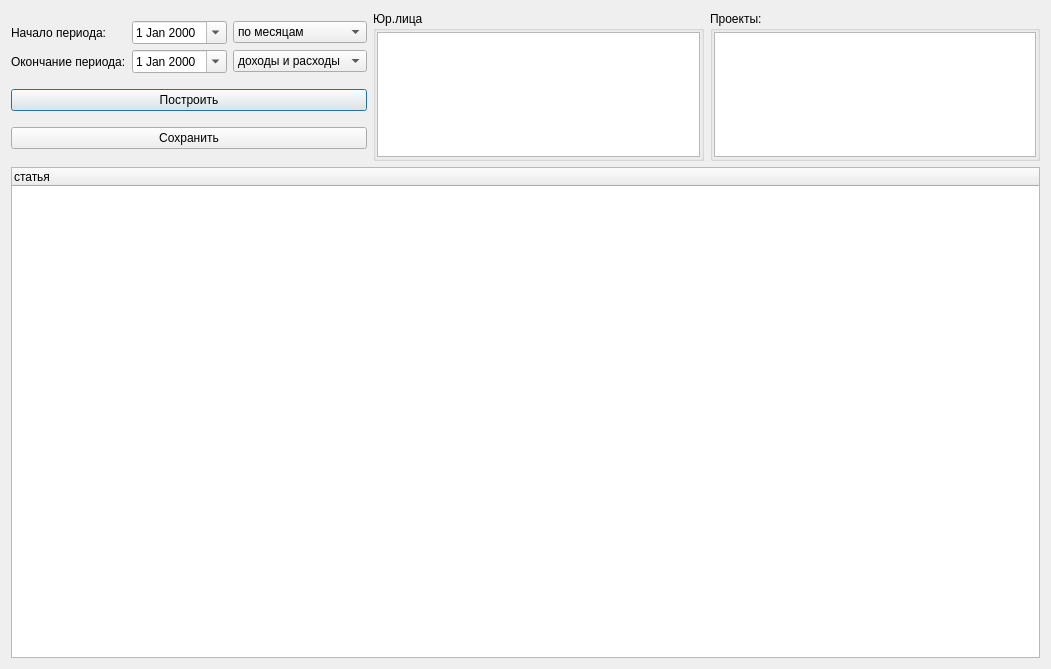
Qt form src/zprotokol.ui (SergeyZaz/plan_fakt) before a commit.
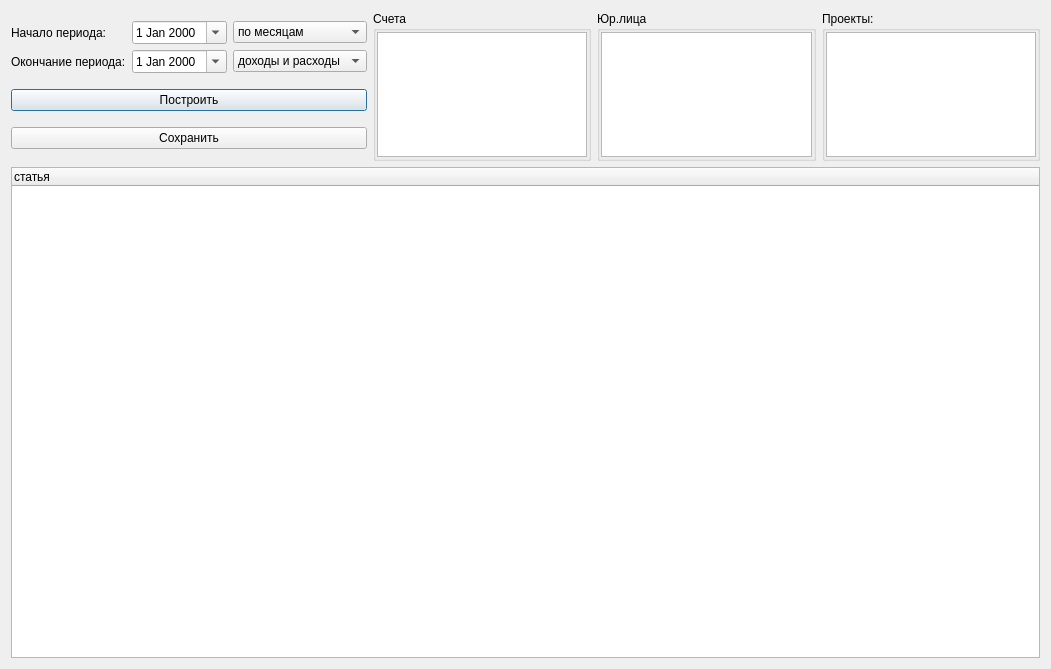
The same form after that commit. Icons and pictures are not drawn.

Patch:
```diff
--- a/src/zprotokol.ui
+++ b/src/zprotokol.ui
@@ -108,6 +108,49 @@
        </item>
       </layout>
      </item>
+     <item>
+      <widget class="QGroupBox" name="groupBox_3">
+       <property name="minimumSize">
+        <size>
+         <width>0</width>
+         <height>60</height>
+        </size>
+       </property>
+       <property name="maximumSize">
+        <size>
+         <width>16777215</width>
+         <height>150</height>
+        </size>
+       </property>
+       <property name="title">
+        <string>Счета</string>
+       </property>
+       <layout class="QGridLayout" name="gridLayout_5">
+        <property name="margin">
+         <number>1</number>
+        </property>
+        <property name="spacing">
+         <number>1</number>
+        </property>
+        <item row="0" column="0">
+         <widget class="QListWidget" name="listAccounts">
+          <property name="minimumSize">
+           <size>
+            <width>0</width>
+            <height>50</height>
+           </size>
+          </property>
+          <property name="maximumSize">
+           <size>
+            <width>16777215</width>
+            <height>150</height>
+           </size>
+          </property>
+         </widget>
+        </item>
+       </layout>
+      </widget>
+     </item>
      <item>
       <widget class="QGroupBox" name="groupBox">
        <property name="minimumSize">
```
